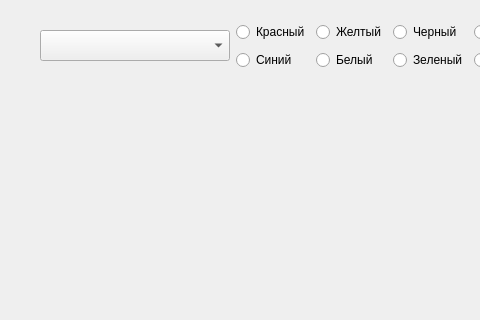
Qt form mainwindow.ui (curtiscabin/OOP_fourth_lab) before a commit; both pictures show x 0 to 480 and y 0 to 320 of the 800 by 600 pixel window.
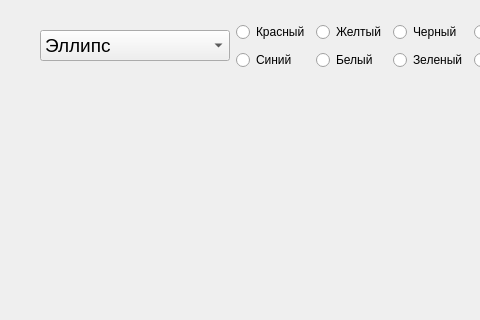
The same form after that commit.

Diff of the .ui file:
```diff
--- a/mainwindow.ui
+++ b/mainwindow.ui
@@ -47,7 +47,7 @@
         <bool>false</bool>
        </property>
        <property name="currentIndex">
-        <number>-1</number>
+        <number>0</number>
        </property>
        <property name="placeholderText">
         <string>Выберите фигуру</string>
```
Left out of the diff: 5 changed lines with no effect on the pictures.
